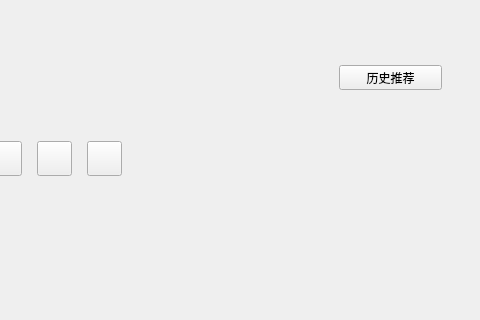
Qt form KuGouStart/DailyRecommend/DailyRecommend.ui (a-mo-xi-wei/Qt-KuGouAppClient) before a commit; both pictures show x 400 to 880 and y 0 to 320 of the 880 by 526 pixel window.
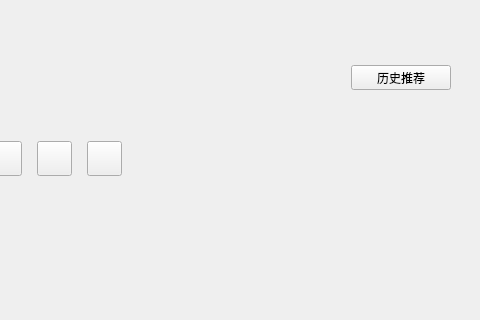
The same form after that commit. Custom widgets are drawn as their Qt base class.

Commit message: 解决最大化时堆栈窗口的缩放问题

```diff
--- a/KuGouStart/DailyRecommend/DailyRecommend.ui
+++ b/KuGouStart/DailyRecommend/DailyRecommend.ui
@@ -17,6 +17,9 @@
    <item>
     <widget class="QWidget" name="widget" native="true">
      <layout class="QHBoxLayout" name="horizontalLayout_3">
+      <property name="rightMargin">
+       <number>0</number>
+      </property>
       <item>
        <widget class="QLabel" name="top_cover_label">
         <property name="sizePolicy">
@@ -101,11 +104,23 @@
             <item>
              <widget class="IconBesideTextToolButton" name="history_recommend_toolButton">
               <property name="sizePolicy">
-               <sizepolicy hsizetype="Expanding" vsizetype="Fixed">
+               <sizepolicy hsizetype="Fixed" vsizetype="Fixed">
                 <horstretch>0</horstretch>
                 <verstretch>0</verstretch>
                </sizepolicy>
               </property>
+              <property name="minimumSize">
+               <size>
+                <width>100</width>
+                <height>0</height>
+               </size>
+              </property>
+              <property name="maximumSize">
+               <size>
+                <width>100</width>
+                <height>16777215</height>
+               </size>
+              </property>
               <property name="cursor">
                <cursorShape>PointingHandCursor</cursorShape>
               </property>
```
Left out of the diff: 2 changed lines with no effect on the pictures. The commit also changes 3 other files.
